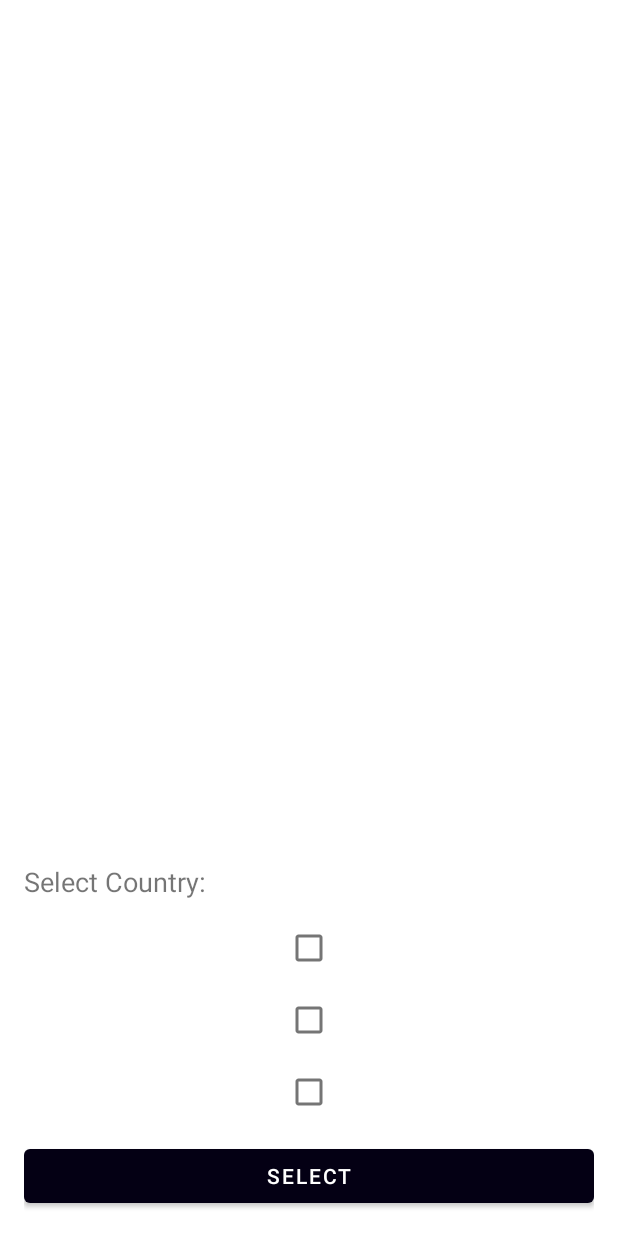
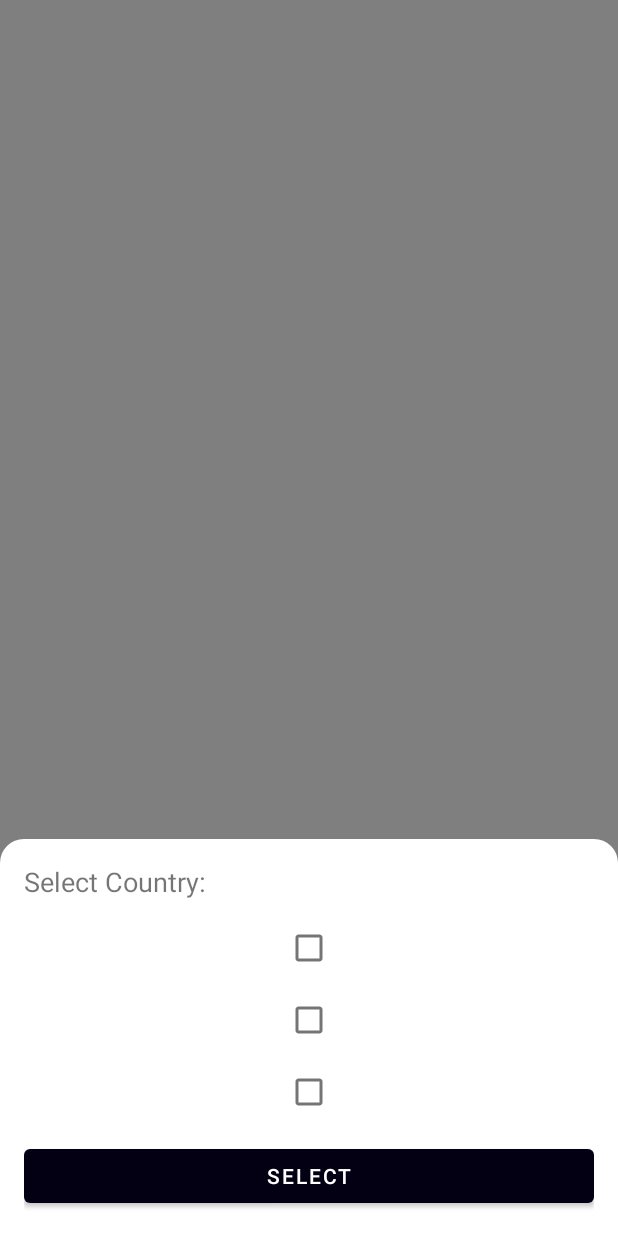
Before and after one commit to petro-ih/android_trainee, an Android app: the layout fragment_select.xml on its own in the app's theme, with its tools: preview values and no code run, on a phone screen of 412 x 824 dp. Run offline under Robolectric (Android 15) with nearby library versions, the light colour scheme and no system bars.

Commit message:
scope105: gridView operations.

```diff
--- a/scope104/src/main/AndroidManifest.xml
+++ b/scope104/src/main/AndroidManifest.xml
@@ -19,6 +19,7 @@
         </activity>
         <activity
             android:name=".ui.details.UserDetailsActivity"
+            android:theme="@style/Theme.Trainee.Details"
             android:exported="true" />
     </application>
 
--- a/scope104/src/main/res/layout/fragment_select.xml
+++ b/scope104/src/main/res/layout/fragment_select.xml
@@ -1,7 +1,14 @@
 <?xml version="1.0" encoding="utf-8"?>
-<androidx.constraintlayout.widget.ConstraintLayout xmlns:android="http://schemas.android.com/apk/res/android"
+<FrameLayout xmlns:android="http://schemas.android.com/apk/res/android"
     xmlns:app="http://schemas.android.com/apk/res-auto"
     xmlns:tools="http://schemas.android.com/tools"
+    android:layout_width="match_parent"
+    android:layout_height="match_parent"
+    android:clickable="true"
+    android:focusable="true"
+    android:background="#80000000">
+
+    <androidx.constraintlayout.widget.ConstraintLayout
         android:layout_width="match_parent"
         android:layout_height="wrap_content"
         android:layout_gravity="bottom"
@@ -33,13 +40,14 @@
             android:layout_width="match_parent"
             android:layout_height="0dp"
             android:layout_marginTop="8dp"
+            android:layout_marginBottom="8dp"
+            app:layoutManager="androidx.recyclerview.widget.LinearLayoutManager"
+            app:layout_constraintBottom_toTopOf="@id/cta"
+            app:layout_constraintEnd_toEndOf="parent"
             app:layout_constraintHeight_default="wrap"
             app:layout_constraintHeight_max="300dp"
-        android:layout_marginBottom="8dp"
-        app:layout_constraintBottom_toTopOf="@id/cta"
-        app:layout_constraintEnd_toEndOf="parent"
             app:layout_constraintStart_toStartOf="parent"
             app:layout_constraintTop_toBottomOf="@id/title"
-        tools:listitem="@layout/item_select"
-        app:layoutManager="androidx.recyclerview.widget.LinearLayoutManager"/>
+            tools:listitem="@layout/item_select" />
     </androidx.constraintlayout.widget.ConstraintLayout>
+</FrameLayout>
--- a/scope104/src/main/res/layout/fragment_workers.xml
+++ b/scope104/src/main/res/layout/fragment_workers.xml
@@ -19,7 +19,7 @@
             android:paddingBottom="24dp"
             app:layoutManager="androidx.recyclerview.widget.LinearLayoutManager"
             tools:itemCount="100"
-            tools:listitem="@layout/item_workers"
+            tools:listitem="@layout/item_worker"
             tools:orientation="vertical"
             tools:spanCount="2" />
 
--- a/scope104/src/main/res/layout/item_workers.xml
+++ b/scope104/src/main/res/layout/item_worker.xml
@@ -10,8 +10,12 @@
     app:cardElevation="1dp">
 
     <androidx.constraintlayout.widget.ConstraintLayout
+        android:id="@+id/root"
         android:layout_width="match_parent"
-        android:layout_height="wrap_content">
+        android:layout_height="wrap_content"
+        android:background="?selectableItemBackground"
+        android:clickable="true"
+        android:focusable="true">
 
         <ImageView
             android:id="@+id/ivAVATAR"
--- a/scope104/src/main/res/menu/main.xml
+++ b/scope104/src/main/res/menu/main.xml
@@ -4,6 +4,6 @@
     xmlns:tools="http://schemas.android.com/tools"
     tools:context=".MainActivity">
 
-    <item android:id="@+id/gender" android:icon="@drawable/ic_baseline_transgender_24" app:showAsAction="always"   android:title="@string/gender"/>
-    <item android:id="@+id/city" android:icon="@drawable/ic_baseline_add_location_alt_24" app:showAsAction="always|withText" android:title="@string/city"/>
+    <item android:id="@+id/gender" android:icon="@drawable/ic_gender" app:showAsAction="ifRoom"  android:title="@string/gender"  />
+    <item android:id="@+id/city" android:icon="@drawable/ic_country" app:showAsAction="ifRoom" android:title="@string/city" />
 </menu>
--- a/scope104/src/main/res/values-night/themes.xml
+++ /dev/null
@@ -1,16 +0,0 @@
-<resources xmlns:tools="http://schemas.android.com/tools">
-    <!-- Base application theme. -->
-    <style name="Theme.Trainee" parent="Theme.MaterialComponents.DayNight.DarkActionBar">
-        <!-- Primary brand color. -->
-        <item name="colorPrimary">@color/purple_200</item>
-        <item name="colorPrimaryVariant">@color/purple_700</item>
-        <item name="colorOnPrimary">@color/black</item>
-        <!-- Secondary brand color. -->
-        <item name="colorSecondary">@color/teal_200</item>
-        <item name="colorSecondaryVariant">@color/teal_200</item>
-        <item name="colorOnSecondary">@color/black</item>
-        <!-- Status bar color. -->
-        <item name="android:statusBarColor">?attr/colorPrimaryVariant</item>
-        <!-- Customize your theme here. -->
-    </style>
-</resources>
--- a/scope104/src/main/res/values/themes.xml
+++ b/scope104/src/main/res/values/themes.xml
@@ -1,6 +1,6 @@
 <resources>
     <!-- Base application theme. -->
-    <style name="Theme.Trainee" parent="Theme.MaterialComponents.DayNight.DarkActionBar">
+    <style name="Theme.Trainee" parent="Theme.MaterialComponents.Light.DarkActionBar">
         <!-- Primary brand color. -->
         <item name="colorPrimary">#040014</item>
         <item name="colorPrimaryVariant">@color/purple_700</item>
@@ -13,4 +13,8 @@
         <item name="android:statusBarColor">#040014</item>
         <!-- Customize your theme here. -->
     </style>
+    <style name="Theme.Trainee.Details" parent="Theme.Trainee">
+        <item name="windowActionBar">false</item>
+        <item name="windowNoTitle">true</item>
+    </style>
 </resources>
```
Also changed, not shown: scope104/src/main/java/com/petro/scope104/ui/list/Activity.java (+16 -10 lines), scope104/src/main/java/com/petro/scope104/ui/list/WorkerListAdapter.java (+88 -62 lines), scope104/src/main/java/com/petro/scope104/ui/list/WorkerListFragment.java (+6 -3 lines), scope104/src/main/java/com/petro/scope104/ui/select/SelectItem.java (+7 -1 lines), scope104/src/main/java/com/petro/scope104/util/SquareCardView.java (added, +20 -0 lines), scope104/src/main/res/drawable/bg_avatar.xml (added, +8 -0 lines), scope104/src/main/res/drawable/ic_country.xml (added, +13 -0 lines), scope104/src/main/res/drawable/ic_gender.xml (added, +9 -0 lines), scope104/src/main/res/layout/item_worker_square.xml (added, +56 -0 lines). Lines whose indentation alone changed are shown as unchanged.
